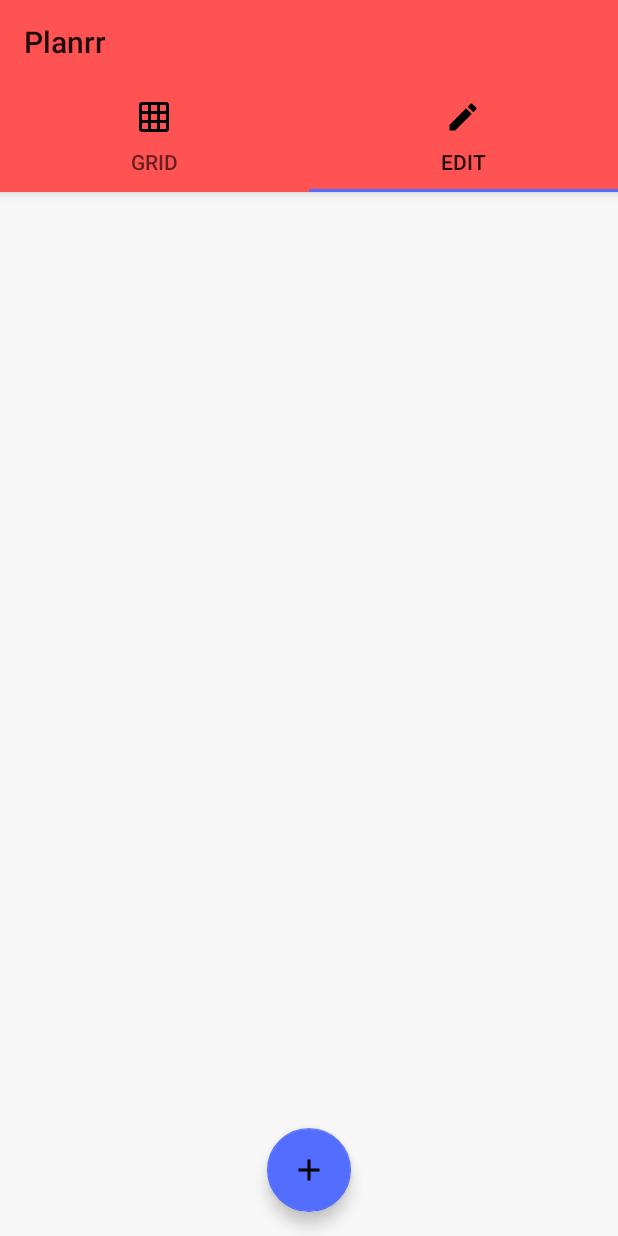
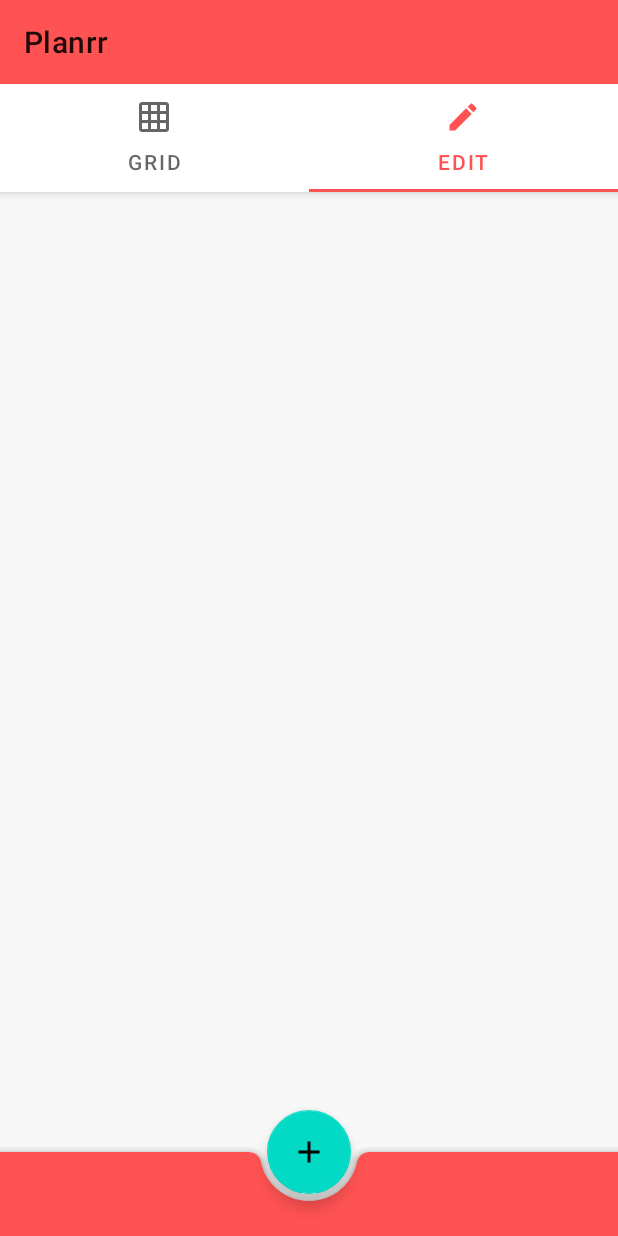
Before and after one commit to deadpools-besty/Planrr, an Android app: the screen it shows after launch (MainActivityTabbed), tab 2 chosen, on a phone screen of 412 x 824 dp. Run offline under Robolectric (Android 15) with nearby library versions, the light colour scheme and no system bars; libraries missing offline, so code that uses them is left out: com.theophrast.ui.

Commit message:
added basic bottom appBar

```diff
--- a/app/src/main/res/layout/activity_main.xml
+++ b/app/src/main/res/layout/activity_main.xml
@@ -28,4 +28,5 @@
         app:layout_constraintStart_toStartOf="parent"
         app:srcCompat="@drawable/ic_add_black_24dp"
         android:focusable="true" />
+
 </androidx.constraintlayout.widget.ConstraintLayout>
--- a/app/src/main/res/layout/fragment_edit.xml
+++ b/app/src/main/res/layout/fragment_edit.xml
@@ -18,17 +18,29 @@
         android:id="@+id/edit_bitmap"/>
 
 
+    <androidx.coordinatorlayout.widget.CoordinatorLayout
+        android:layout_width="match_parent"
+        android:layout_height="match_parent">
 
-    <com.google.android.material.floatingactionbutton.FloatingActionButton
-        android:id="@+id/edit_fab"
-        android:layout_width="wrap_content"
-        android:layout_height="wrap_content"
-        android:layout_marginBottom="16dp"
-        android:clickable="true"
-        android:src="@drawable/ic_add_black_24dp"
-        app:layout_constraintBottom_toBottomOf="parent"
-        app:layout_constraintEnd_toEndOf="parent"
-        app:layout_constraintStart_toStartOf="parent" />
+        <com.google.android.material.bottomappbar.BottomAppBar
+            android:id="@+id/bottom_app_bar"
+            android:layout_width="match_parent"
+            android:layout_height="wrap_content"
+            android:layout_gravity="bottom"
+            app:backgroundTint="@color/primaryColor"
+            app:fabAlignmentMode="center"
+            app:fabAnimationMode="slide"
+
+            />
+
+        <com.google.android.material.floatingactionbutton.FloatingActionButton
+            android:id="@+id/edit_fab"
+            android:layout_width="wrap_content"
+            android:layout_height="wrap_content"
+            android:src="@drawable/ic_add_black_24dp"
+            app:layout_anchor="@id/bottom_app_bar" />
+
+    </androidx.coordinatorlayout.widget.CoordinatorLayout>
 
 
 </androidx.constraintlayout.widget.ConstraintLayout>
--- a/app/src/main/res/layout/tabbed_main_activity.xml
+++ b/app/src/main/res/layout/tabbed_main_activity.xml
@@ -32,4 +32,6 @@
         android:layout_height="match_parent"
         app:layout_behavior="com.google.android.material.appbar.AppBarLayout$ScrollingViewBehavior"
         />
+
+
 </androidx.coordinatorlayout.widget.CoordinatorLayout>
--- a/app/src/main/res/values/styles.xml
+++ b/app/src/main/res/values/styles.xml
@@ -1,7 +1,7 @@
 <resources>
 
     <!-- Base application theme. -->
-    <style name="AppTheme" parent="Theme.AppCompat.Light.NoActionBar">
+    <style name="AppTheme" parent="Theme.MaterialComponents.Light.NoActionBar">
         <!-- Customize your theme here. -->
         <item name="colorPrimary">@color/primaryColor</item>
         <item name="colorPrimaryDark">@color/primaryDarkColor</item>
--- a/build.gradle
+++ b/build.gradle
@@ -11,6 +11,7 @@ buildscript {
     dependencies {
         classpath 'com.android.tools.build:gradle:3.6.2'
         classpath "org.jetbrains.kotlin:kotlin-gradle-plugin:$kotlin_version"
+        classpath 'com.android.tools.build:gradle:3.2.0'
 
 
         // NOTE: Do not place your application dependencies here; they belong
```
Also changed, not shown: app/build.gradle (+13 -1 lines), 2 other files.
